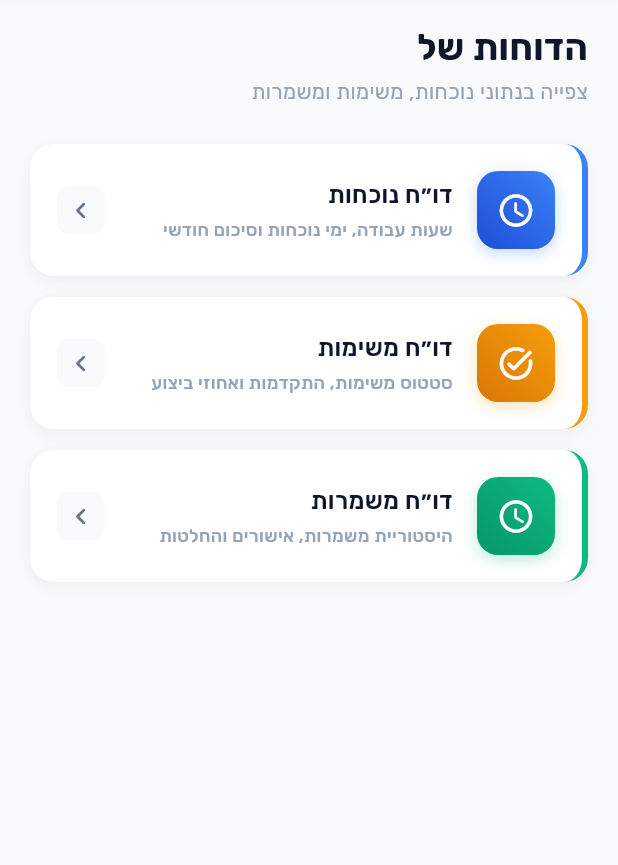
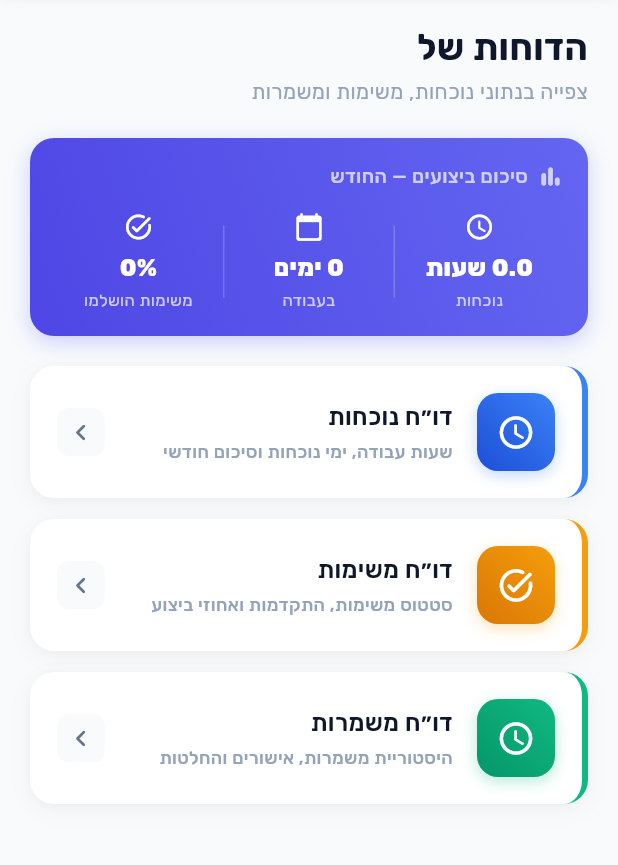
Before and after one commit to SamerNeiroukh/Park-Janana, a Flutter app: the WorkerReportsScreen screen opened directly with empty values, on a phone screen of 412 x 824 dp, the part 72-937 px from its top. Run offline on Flutter 3.47's test engine with Material 3 defaults, Android fonts, the phone set to English and light mode, and no system bars; our stand-ins replace cached_network_image, chewie, cloud_firestore, firebase_auth, firebase_core, firebase_crashlytics and 17 more; missing offline and left inert: video_thumbnail; accounts and stored records are empty; generated files the repository leaves out were written again.

Commit message:
Fix #22: Add performance summary card to worker reports screen
Show current-month hours worked, days present, and task completion
rate in a summary banner at the top of WorkerReportsScreen, fetching
data from attendance_logs and tasks collections.

Co-Authored-By: Claude Sonnet 4.6 <noreply@anthropic.com>

```diff
--- a/lib/features/reports/screens/worker_reports_screen.dart
+++ b/lib/features/reports/screens/worker_reports_screen.dart
@@ -1,4 +1,7 @@
+import 'package:cloud_firestore/cloud_firestore.dart';
 import 'package:flutter/material.dart';
+import 'package:park_janana/core/constants/app_constants.dart';
+import 'package:park_janana/features/attendance/models/attendance_model.dart';
 import 'package:park_janana/features/reports/screens/attendance_summary_report.dart';
 import 'package:park_janana/features/reports/screens/task_summary_report.dart';
 import 'package:park_janana/features/reports/screens/worker_shift_report.dart';
@@ -64,7 +67,11 @@ class _WorkerReportsScreenState extends State<WorkerReportsScreen>
                       'צפייה בנתוני נוכחות, משימות ומשמרות',
                       style: TaskTheme.body.copyWith(color: TaskTheme.textTertiary),
                     ),
-                    const SizedBox(height: 24),
+                    const SizedBox(height: 20),
+                    _PerformanceSummaryCard(
+                      userId: widget.userId,
+                    ),
+                    const SizedBox(height: 20),
                     _buildReportCard(
                       index: 0,
                       icon: Icons.access_time_rounded,
@@ -161,6 +168,148 @@ class _WorkerReportsScreenState extends State<WorkerReportsScreen>
         ),
       ),
     );
+  }
+}
+
+// ── Performance Summary ────────────────────────────────────────────────────
+
+class _PerformanceSummaryCard extends StatefulWidget {
+  final String userId;
+  const _PerformanceSummaryCard({required this.userId});
+
+  @override
+  State<_PerformanceSummaryCard> createState() =>
+      _PerformanceSummaryCardState();
+}
+
+class _PerformanceSummaryCardState extends State<_PerformanceSummaryCard> {
+  bool _loading = true;
+  double _hoursThisMonth = 0;
+  int _daysThisMonth = 0;
+  int _totalTasks = 0;
+  int _completedTasks = 0;
+
+  @override
+  void initState() {
+    super.initState();
+    _fetch();
+  }
+
+  Future<void> _fetch() async {
+    final now = DateTime.now();
+    final docId =
+        '${widget.userId}_${now.year}_${now.month.toString().padLeft(2, '0')}';
+    try {
+      // Attendance
+      final attSnap = await FirebaseFirestore.instance
+          .collection(AppConstants.attendanceCollection)
+          .doc(docId)
+          .get();
+      if (attSnap.exists && attSnap.data() != null) {
+        final model = AttendanceModel.fromMap(attSnap.data()!, docId);
+        _hoursThisMonth = model.totalHoursWorked;
+        _daysThisMonth = model.daysWorked;
+      }
+
+      // Tasks
+      final taskSnap = await FirebaseFirestore.instance
+          .collection(AppConstants.tasksCollection)
+          .where('assignedTo', arrayContains: widget.userId)
+          .get();
+      _totalTasks = taskSnap.docs.length;
+      _completedTasks = taskSnap.docs
+          .where((d) => d.data()['status'] == 'completed')
+          .length;
+    } catch (e) {
+      debugPrint('_PerformanceSummaryCard fetch error: $e');
+    }
+    if (mounted) setState(() => _loading = false);
+  }
+
+  @override
+  Widget build(BuildContext context) {
+    if (_loading) {
+      return Container(
+        height: 90,
+        decoration: BoxDecoration(
+          color: TaskTheme.surface,
+          borderRadius: BorderRadius.circular(TaskTheme.radiusL),
+          boxShadow: TaskTheme.cardShadow,
+        ),
+        child: const Center(
+            child: CircularProgressIndicator(color: TaskTheme.primary)),
+      );
+    }
+
+    final completionRate =
+        _totalTasks > 0 ? (_completedTasks / _totalTasks * 100).round() : 0;
+
+    return Container(
+      padding: const EdgeInsets.all(16),
+      decoration: BoxDecoration(
+        gradient: const LinearGradient(
+          colors: [Color(0xFF6366F1), Color(0xFF4F46E5)],
+          begin: Alignment.topRight,
+          end: Alignment.bottomLeft,
+        ),
+        borderRadius: BorderRadius.circular(TaskTheme.radiusL),
+        boxShadow: [
+          BoxShadow(
+            color: const Color(0xFF6366F1).withOpacity(0.3),
+            blurRadius: 12,
+            offset: const Offset(0, 4),
+          ),
+        ],
+      ),
+      child: Column(
+        crossAxisAlignment: CrossAxisAlignment.start,
+        children: [
+          const Row(children: [
+            Icon(Icons.bar_chart_rounded, color: Colors.white70, size: 18),
+            SizedBox(width: 6),
+            Text('סיכום ביצועים — החודש',
+                style: TextStyle(
+                    color: Colors.white70,
+                    fontSize: 13,
+                    fontWeight: FontWeight.w500)),
+          ]),
+          const SizedBox(height: 14),
+          Row(children: [
+            _metric(Icons.access_time_rounded,
+                '${_hoursThisMonth.toStringAsFixed(1)} שעות', 'נוכחות'),
+            _divider(),
+            _metric(Icons.calendar_today_rounded, '$_daysThisMonth ימים', 'בעבודה'),
+            _divider(),
+            _metric(Icons.task_alt_rounded, '$completionRate%', 'משימות הושלמו'),
+          ]),
+        ],
+      ),
+    );
+  }
+
+  Widget _metric(IconData icon, String value, String label) {
+    return Expanded(
+      child: Column(
+        children: [
+          Icon(icon, color: Colors.white, size: 20),
+          const SizedBox(height: 6),
+          Text(value,
+              style: const TextStyle(
+                  color: Colors.white,
+                  fontSize: 16,
+                  fontWeight: FontWeight.w800)),
+          const SizedBox(height: 2),
+          Text(label,
+              style: const TextStyle(color: Colors.white70, fontSize: 11),
+              textAlign: TextAlign.center),
+        ],
+      ),
+    );
+  }
+
+  Widget _divider() {
+    return Container(
+      width: 1, height: 48, color: Colors.white.withOpacity(0.2));
   }
 }
 
```
